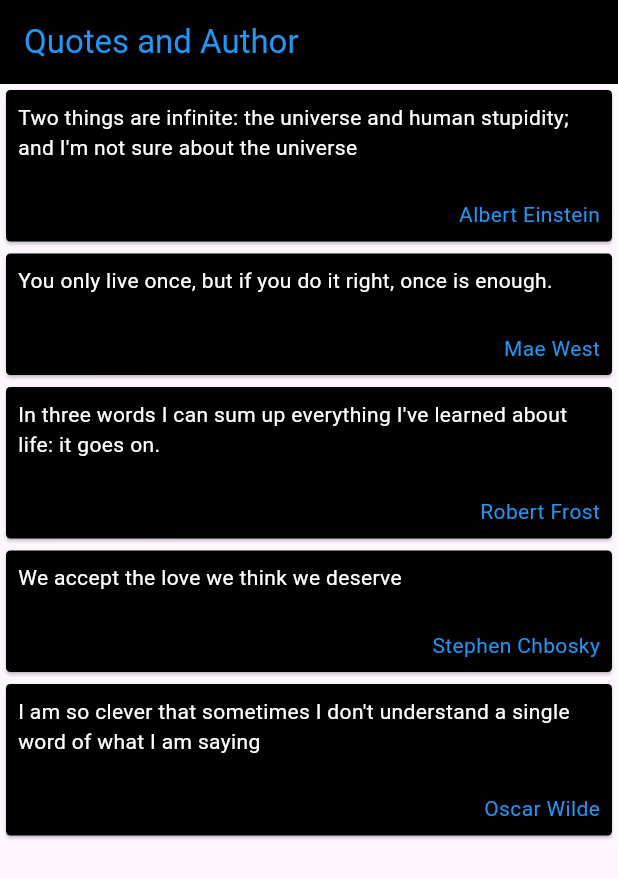
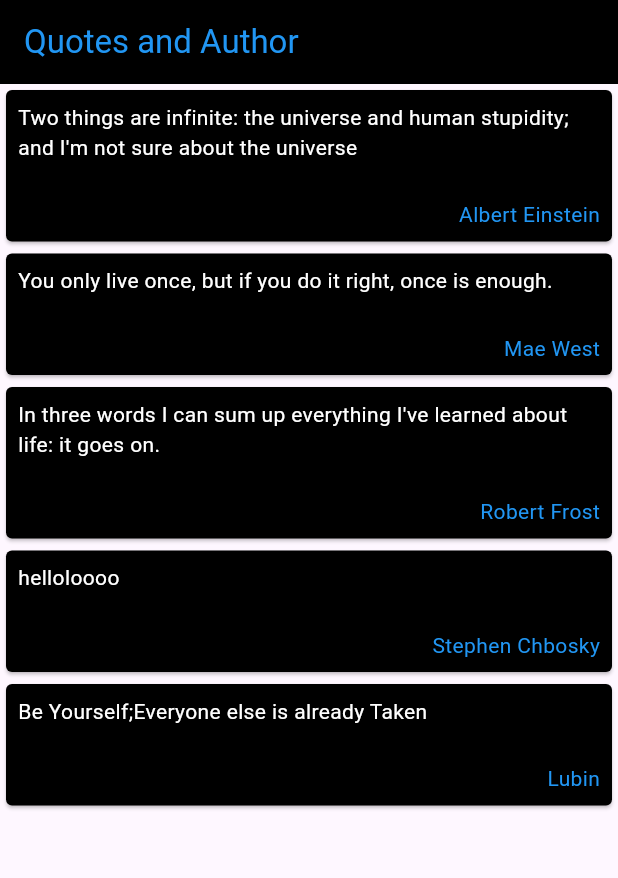
Before and after one commit to soshahiry/multi_screen_quote_app, a Flutter app: the screen it shows after launch, on a phone screen of 412 x 824 dp. Shown: the top 878 px of the screen. Run offline on Flutter 3.47's test engine with Material 3 defaults, Android fonts, the phone set to English and light mode, and no system bars; our stand-ins replace google_fonts.

Commit message:
display quote and author

```diff
--- a/lib/home.dart
+++ b/lib/home.dart
@@ -18,13 +18,13 @@ class Home extends StatelessWidget {
       author: "Robert Frost",
     ),
     Quote(
-      quote: "We accept the love we think we deserve",
+      quote: "helloloooo",
       author: "Stephen Chbosky",
     ),
     Quote(
       quote:
-          "I am so clever that sometimes I don't understand a single word of what I am saying",
-      author: "Oscar Wilde",
+          "Be Yourself;Everyone else is already Taken",
+      author: "Lubin",
     ),
   ];
 
@@ -45,7 +45,7 @@ class Home extends StatelessWidget {
           },
             child: Card(
                 color: Colors.black,
-                shape: RoundedRectangleBorder(borderRadius: BorderRadiusGeometry.circular(3)),
+                shape: RoundedRectangleBorder(borderRadius: BorderRadiusGeometry.circular(4)),
                 child: Padding(
                   padding: const EdgeInsets.all(8.0),
                   child: Column(
```
Also changed, not shown: lib/details.dart (+21 -1 lines).
